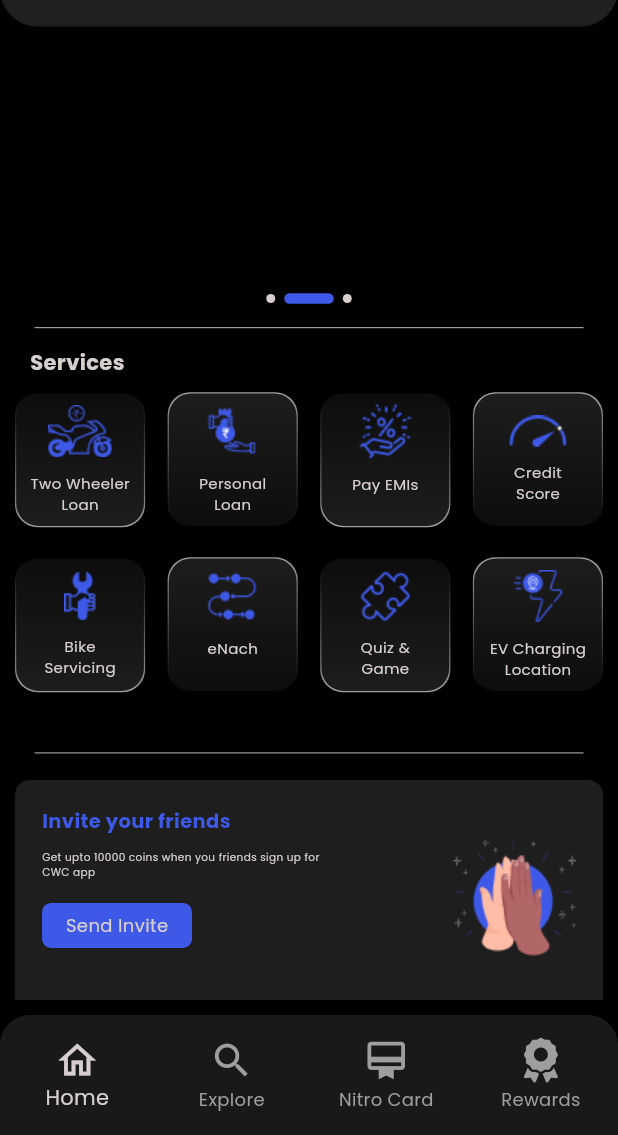
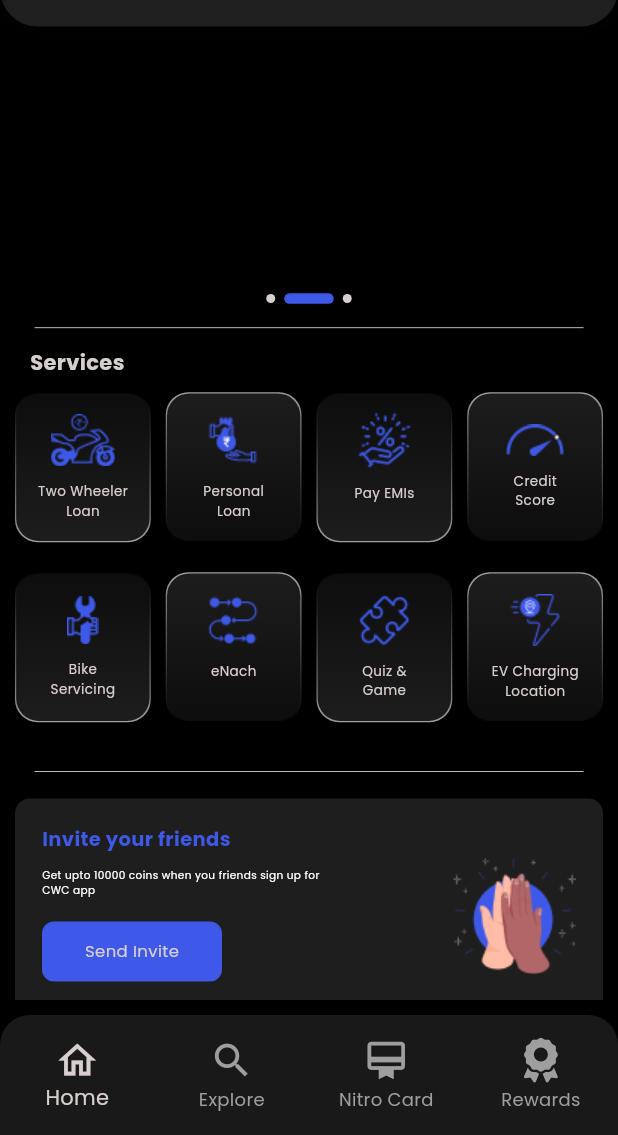
Before and after one commit to nandakrishnn/FirstEconomyMachine, a Flutter app: the screen it shows after launch, on a phone screen of 412 x 824 dp, the part 101-1236 px from its top. Run offline on Flutter 3.47's test engine with Material 3 defaults, Android fonts, the phone set to English and light mode, and no system bars; drawn by our look-alikes of auto_size_text, dots_indicator; our stand-ins replace bloc, equatable, flutter_bloc, font_awesome_flutter, google_fonts, shimmer and 1 more; network calls fail.

Commit message:
ready to host

```diff
--- a/lib/bottom_nav.dart
+++ b/lib/bottom_nav.dart
@@ -1,6 +1,5 @@
 import 'package:firsteconomy/constants/colors.dart';
 import 'package:firsteconomy/views/home_page.dart';
-import 'package:firsteconomy/views/profile_page.dart';
 import 'package:flutter/material.dart';
 import 'package:font_awesome_flutter/font_awesome_flutter.dart';
 
@@ -19,7 +18,7 @@ class _BottomNavigationState extends State<BottomNavigation> {
 
   final List<Widget> _pages = [
     const HomePage(),
- ProfilePage(),
+
     Container(),
     Container(),
   ];
--- a/lib/views/home_page.dart
+++ b/lib/views/home_page.dart
@@ -96,7 +96,7 @@ class HomePage extends StatelessWidget {
                 ),
                 AppConstants.kheight10,
                 SizedBox(
-                  height: MediaQuery.of(context).size.height * .27,
+                  height: MediaQuery.of(context).size.height * .285,
                   child: GridView.builder(
                       shrinkWrap: true,
                       physics: const NeverScrollableScrollPhysics(),
@@ -104,8 +104,8 @@ class HomePage extends StatelessWidget {
                       gridDelegate:
                           const SliverGridDelegateWithFixedCrossAxisCount(
                               mainAxisSpacing: 20,
-                              crossAxisSpacing: 15,
-                              mainAxisExtent: 90,
+                              crossAxisSpacing: 10,
+                              mainAxisExtent: 100,
                               crossAxisCount: 4),
                       itemBuilder: (context, index) {
                         return CustomContainerGrid(
--- a/lib/views/loan_info.dart
+++ b/lib/views/loan_info.dart
@@ -116,7 +116,7 @@ class LoanInfo extends StatelessWidget {
                     ),
                   ),
                   Positioned(
-                    left: MediaQuery.of(context).size.width * 0.345,
+                    left: MediaQuery.of(context).size.width * 0.36,
                     bottom: 0,
                     child: Row(
                       children: [
--- a/lib/views/profile_page.dart
+++ b/lib/views/profile_page.dart
@@ -13,6 +13,7 @@ class ProfilePage extends StatelessWidget {
   Widget build(BuildContext context) {
     return SafeArea(
       child: Scaffold(
+
         backgroundColor: AppColors.mainColor,
         appBar: const PreferredSize(
             preferredSize: Size.fromHeight(85),
--- a/lib/widgets/custom_grid_container.dart
+++ b/lib/widgets/custom_grid_container.dart
@@ -42,11 +42,11 @@ class CustomContainerGrid extends StatelessWidget {
             AppConstants.kheight10,
             Text(
               text1,
-              style:const TextStyle(color: AppColors.whiteColor, fontSize: 10),
+              style:const TextStyle(color: AppColors.whiteColor, fontSize: 9),
             ),
             Text(
               text2??'',
-              style:const TextStyle(color: AppColors.whiteColor, fontSize: 10),
+              style:const TextStyle(color: AppColors.whiteColor, fontSize: 9),
             )
           ],
         ),
--- a/lib/widgets/footer_icons_page.dart
+++ b/lib/widgets/footer_icons_page.dart
@@ -23,7 +23,7 @@ class ImageTextContainer extends StatelessWidget {
           text,
           maxLines: 3,
           overflow: TextOverflow.ellipsis,
-          style: const TextStyle(color: AppColors.pureWhite, fontSize: 12),
+          style: const TextStyle(color: AppColors.pureWhite, fontSize: 11),
           textAlign: TextAlign.center,
         ),
       ],
--- a/lib/widgets/invite_container.dart
+++ b/lib/widgets/invite_container.dart
@@ -1,4 +1,3 @@
-import 'package:auto_size_text/auto_size_text.dart';
 import 'package:firsteconomy/constants/colors.dart';
 import 'package:firsteconomy/constants/height_width.dart';
 import 'package:flutter/material.dart';
@@ -42,20 +41,20 @@ class InviteContainer extends StatelessWidget {
                 Text(
                   inviteSubtext,
                   style:
-                      const TextStyle(color: AppColors.whiteColor, fontSize: 7),
+                      const TextStyle(color: AppColors.pureWhite, fontSize: 7),
                 ),
                 AppConstants.kheight15,
                 Container(
-                  height: 30,
-                  width: 100,
+                  height: 40,
+                  width: 120,
                   decoration: BoxDecoration(
                       color: AppColors.mainBlueColor,
-                      borderRadius: BorderRadius.circular(6)),
+                      borderRadius: BorderRadius.circular(8)),
                   child: Center(
-                      child: AutoSizeText(
+                      child: Text(
                     buttonText,
                     style: const TextStyle(
-                        color: AppColors.whiteColor, fontSize: 10),
+                        color: AppColors.whiteColor, fontSize: 11),
                   )),
                 )
               ],
```
Also changed, not shown: lib/widgets/footer_container.dart (+10 -5 lines).
